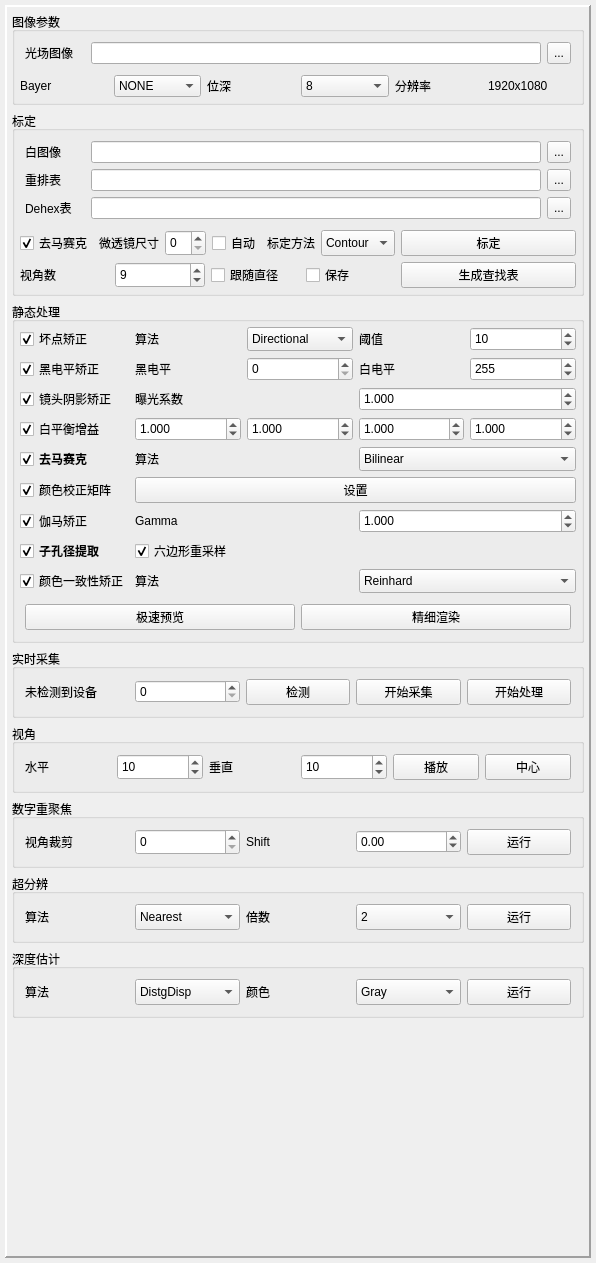
Before: the Qt Designer form ui/widgetcontrol.ui in 632-8nm/LightFieldLab, drawn with Qt 5.
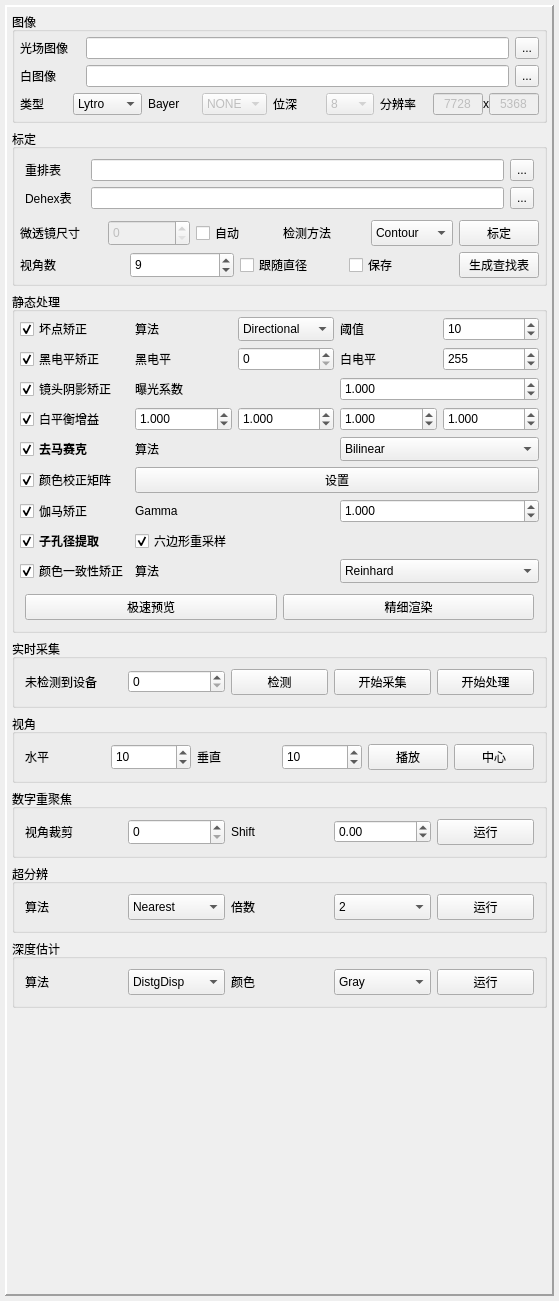
After: the same form once the commit is applied.

Commit message: feat: 新增高级色彩算法，重构ISP流程并修复位深显示 算法增强: 新增 MKL/MVGD 等色彩校正算法 ；修复重聚焦算法的位深截断问题，保持高精度输出 。 架构重构: LFIsp 移除冗余预览状态，统一数据流 ；LFCalibrate 实现提取与重排映射表的分离计算 。 健壮性: LFControl 核心流程（预览/处理/重聚焦）全面增加空值检查与错误日志，防止崩溃 。 UI/显示: 修复高位深（10/12/16-bit）图像的归一化显示问题 ；新增图像类型、Bayer格式及位深的手动配置与自动检测逻辑 。

The edit to the form file:
```diff
--- a/ui/widgetcontrol.ui
+++ b/ui/widgetcontrol.ui
@@ -9,8 +9,8 @@
    <rect>
     <x>0</x>
     <y>0</y>
-    <width>596</width>
-    <height>1263</height>
+    <width>559</width>
+    <height>1301</height>
    </rect>
   </property>
   <property name="sizePolicy">
@@ -80,7 +80,7 @@
          </sizepolicy>
         </property>
         <property name="title">
-         <string>图像参数</string>
+         <string>图像</string>
         </property>
         <layout class="QVBoxLayout" name="verticalLayout_5">
          <property name="leftMargin">
@@ -98,16 +98,16 @@
          <item>
           <layout class="QGridLayout" name="gridLayoutInfo" columnstretch="0,1,0">
            <property name="leftMargin">
-            <number>5</number>
+            <number>0</number>
            </property>
            <property name="topMargin">
-            <number>5</number>
+            <number>0</number>
            </property>
            <property name="rightMargin">
-            <number>5</number>
+            <number>0</number>
            </property>
            <property name="bottomMargin">
-            <number>5</number>
+            <number>0</number>
            </property>
            <item row="0" column="1">
             <widget class="QLineEdit" name="lineEditLFP">
@@ -117,6 +117,34 @@
                <verstretch>0</verstretch>
               </sizepolicy>
              </property>
+             <property name="readOnly">
+              <bool>true</bool>
+             </property>
+            </widget>
+           </item>
+           <item row="1" column="0">
+            <widget class="QLabel" name="labelWhite">
+             <property name="sizePolicy">
+              <sizepolicy hsizetype="Preferred" vsizetype="Minimum">
+               <horstretch>0</horstretch>
+               <verstretch>0</verstretch>
+              </sizepolicy>
+             </property>
+             <property name="minimumSize">
+              <size>
+               <width>60</width>
+               <height>0</height>
+              </size>
+             </property>
+             <property name="maximumSize">
+              <size>
+               <width>16777215</width>
+               <height>16777215</height>
+              </size>
+             </property>
+             <property name="text">
+              <string>白图像</string>
+             </property>
             </widget>
            </item>
            <item row="0" column="0">
@@ -144,6 +172,35 @@
              </property>
             </widget>
            </item>
+           <item row="1" column="2">
+            <widget class="QToolButton" name="toolButtonWhite">
+             <property name="sizePolicy">
+              <sizepolicy hsizetype="Fixed" vsizetype="Minimum">
+               <horstretch>0</horstretch>
+               <verstretch>0</verstretch>
+              </sizepolicy>
+             </property>
+             <property name="text">
+              <string>...</string>
+             </property>
+             <property name="popupMode">
+              <enum>QToolButton::ToolButtonPopupMode::InstantPopup</enum>
+             </property>
+            </widget>
+           </item>
+           <item row="1" column="1">
+            <widget class="QLineEdit" name="lineEditWhite">
+             <property name="sizePolicy">
+              <sizepolicy hsizetype="Minimum" vsizetype="Minimum">
+               <horstretch>0</horstretch>
+               <verstretch>0</verstretch>
+              </sizepolicy>
+             </property>
+             <property name="readOnly">
+              <bool>true</bool>
+             </property>
+            </widget>
+           </item>
            <item row="0" column="2">
             <widget class="QToolButton" name="toolButtonLF">
              <property name="sizePolicy">
@@ -166,7 +223,7 @@
           </layout>
          </item>
          <item>
-          <layout class="QHBoxLayout" name="horizontalLayoutInfo" stretch="0,0,0,0,0,0">
+          <layout class="QHBoxLayout" name="horizontalLayoutInfo" stretch="0,0,0,0,0,0,0,0">
            <property name="leftMargin">
             <number>0</number>
            </property>
@@ -179,6 +236,44 @@
            <property name="bottomMargin">
             <number>0</number>
            </property>
+           <item>
+            <widget class="QLabel" name="labelType">
+             <property name="text">
+              <string>类型</string>
+             </property>
+            </widget>
+           </item>
+           <item>
+            <widget class="QComboBox" name="comboBoxType">
+             <property name="sizePolicy">
+              <sizepolicy hsizetype="Minimum" vsizetype="Minimum">
+               <horstretch>0</horstretch>
+               <verstretch>0</verstretch>
+              </sizepolicy>
+             </property>
+             <property name="minimumSize">
+              <size>
+               <width>0</width>
+               <height>0</height>
+              </size>
+             </property>
+             <item>
+              <property name="text">
+               <string>Lytro</string>
+              </property>
+             </item>
+             <item>
+              <property name="text">
+               <string>Raw</string>
+              </property>
+             </item>
+             <item>
+              <property name="text">
+               <string>Normal</string>
+              </property>
+             </item>
+            </widget>
+           </item>
            <item>
             <widget class="QLabel" name="labelBayer">
              <property name="sizePolicy">
@@ -194,18 +289,30 @@
            </item>
            <item>
             <widget class="QComboBox" name="comboBoxBayer">
+             <property name="enabled">
+              <bool>false</bool>
+             </property>
              <property name="sizePolicy">
               <sizepolicy hsizetype="Minimum" vsizetype="Minimum">
                <horstretch>0</horstretch>
                <verstretch>0</verstretch>
               </sizepolicy>
              </property>
+             <property name="minimumSize">
+              <size>
+               <width>0</width>
+               <height>0</height>
+              </size>
+             </property>
              <property name="maximumSize">
               <size>
                <width>16777215</width>
                <height>16777215</height>
               </size>
              </property>
+             <property name="editable">
+              <bool>false</bool>
+             </property>
              <item>
               <property name="text">
                <string>NONE</string>
@@ -251,12 +358,21 @@
            </item>
            <item>
             <widget class="QComboBox" name="comboBoxBit">
+             <property name="enabled">
+              <bool>false</bool>
+             </property>
              <property name="sizePolicy">
               <sizepolicy hsizetype="Minimum" vsizetype="Minimum">
                <horstretch>0</horstretch>
                <verstretch>0</verstretch>
               </sizepolicy>
              </property>
+             <property name="minimumSize">
+              <size>
+               <width>0</width>
+               <height>0</height>
+              </size>
+             </property>
              <property name="maximumSize">
               <size>
                <width>16777215</width>
@@ -289,17 +405,65 @@
             </widget>
            </item>
            <item>
-            <widget class="QLabel" name="labelResValue">
-             <property name="sizePolicy">
-              <sizepolicy hsizetype="Minimum" vsizetype="Minimum">
-               <horstretch>0</horstretch>
-               <verstretch>0</verstretch>
-              </sizepolicy>
+            <layout class="QHBoxLayout" name="horizontalLayoutRes">
+             <property name="spacing">
+              <number>0</number>
              </property>
-             <property name="text">
-              <string>1920x1080</string>
+             <property name="rightMargin">
+              <number>0</number>
              </property>
-            </widget>
+             <item>
+              <widget class="QLineEdit" name="lineEditWidth">
+               <property name="enabled">
+                <bool>false</bool>
+               </property>
+               <property name="maximumSize">
+                <size>
+                 <width>50</width>
+                 <height>16777215</height>
+                </size>
+               </property>
+               <property name="text">
+                <string>7728</string>
+               </property>
+               <property name="alignment">
+                <set>Qt::AlignmentFlag::AlignCenter</set>
+               </property>
+              </widget>
+             </item>
+             <item>
+              <widget class="QLabel" name="labelX">
+               <property name="sizePolicy">
+                <sizepolicy hsizetype="Fixed" vsizetype="Preferred">
+                 <horstretch>0</horstretch>
+                 <verstretch>0</verstretch>
+                </sizepolicy>
+               </property>
+               <property name="text">
+                <string>x</string>
+               </property>
+              </widget>
+             </item>
+             <item>
+              <widget class="QLineEdit" name="lineEditHeight">
+               <property name="enabled">
+                <bool>false</bool>
+               </property>
+               <property name="maximumSize">
+                <size>
+                 <width>50</width>
+                 <height>16777215</height>
+                </size>
+               </property>
+               <property name="text">
+                <string>5368</string>
+               </property>
+               <property name="alignment">
+                <set>Qt::AlignmentFlag::AlignCenter</set>
+               </property>
+              </widget>
+             </item>
+            </layout>
            </item>
           </layout>
          </item>
@@ -344,48 +508,7 @@
            <property name="bottomMargin">
             <number>5</number>
            </property>
-           <item row="1" column="3">
-            <widget class="QToolButton" name="toolButtonExtract">
-             <property name="sizePolicy">
-              <sizepolicy hsizetype="Fixed" vsizetype="Minimum">
-               <horstretch>0</horstretch>
-               <verstretch>0</verstretch>
-              </sizepolicy>
-             </property>
-             <property name="text">
-              <string>...</string>
-             </property>
-             <property name="popupMode">
-              <enum>QToolButton::ToolButtonPopupMode::InstantPopup</enum>
-             </property>
-            </widget>
-           </item>
-           <item row="2" column="0">
-            <widget class="QLabel" name="labelDehex">
-             <property name="sizePolicy">
-              <sizepolicy hsizetype="Fixed" vsizetype="Minimum">
-               <horstretch>0</horstretch>
-               <verstretch>0</verstretch>
-              </sizepolicy>
-             </property>
-             <property name="minimumSize">
-              <size>
-               <width>50</width>
-               <height>0</height>
-              </size>
-             </property>
-             <property name="maximumSize">
-              <size>
-               <width>60</width>
-               <height>16777215</height>
-              </size>
-             </property>
-             <property name="text">
-              <string>Dehex表</string>
-             </property>
-            </widget>
-           </item>
-           <item row="1" column="0">
+           <item row="0" column="0">
             <widget class="QLabel" name="labelExtract">
              <property name="sizePolicy">
               <sizepolicy hsizetype="Fixed" vsizetype="Minimum">
@@ -410,17 +533,32 @@
              </property>
             </widget>
            </item>
-           <item row="2" column="2">
-            <widget class="QLineEdit" name="lineEditDehex">
+           <item row="1" column="0">
+            <widget class="QLabel" name="labelDehex">
              <property name="sizePolicy">
-              <sizepolicy hsizetype="Minimum" vsizetype="Minimum">
+              <sizepolicy hsizetype="Fixed" vsizetype="Minimum">
                <horstretch>0</horstretch>
                <verstretch>0</verstretch>
               </sizepolicy>
              </property>
+             <property name="minimumSize">
+              <size>
+               <width>50</width>
+               <height>0</height>
+              </size>
+             </property>
+             <property name="maximumSize">
+              <size>
+               <width>60</width>
+               <height>16777215</height>
+              </size>
+             </property>
+             <property name="text">
+              <string>Dehex表</string>
+             </property>
             </widget>
            </item>
-           <item row="2" column="3">
+           <item row="1" column="3">
             <widget class="QToolButton" name="toolButtonDehex">
              <property name="sizePolicy">
               <sizepolicy hsizetype="Fixed" vsizetype="Minimum">
@@ -436,53 +574,8 @@
              </property>
             </widget>
            </item>
-           <item row="1" column="2">
-            <widget class="QLineEdit" name="lineEditExtract">
-             <property name="sizePolicy">
-              <sizepolicy hsizetype="Minimum" vsizetype="Minimum">
-               <horstretch>0</horstretch>
-               <verstretch>0</verstretch>
-              </sizepolicy>
-             </property>
-            </widget>
-           </item>
-           <item row="0" column="0">
-            <widget class="QLabel" name="labelWhite">
-             <property name="sizePolicy">
-              <sizepolicy hsizetype="Preferred" vsizetype="Minimum">
-               <horstretch>0</horstretch>
-               <verstretch>0</verstretch>
-              </sizepolicy>
-             </property>
-             <property name="minimumSize">
-              <size>
-               <width>60</width>
-               <height>0</height>
-              </size>
-             </property>
-             <property name="maximumSize">
-              <size>
-               <width>16777215</width>
-               <height>16777215</height>
-              </size>
-             </property>
-             <property name="text">
-              <string>白图像</string>
-             </property>
-            </widget>
-           </item>
-           <item row="0" column="2">
-            <widget class="QLineEdit" name="lineEditWhite">
-             <property name="sizePolicy">
-              <sizepolicy hsizetype="Minimum" vsizetype="Minimum">
-               <horstretch>0</horstretch>
-               <verstretch>0</verstretch>
-              </sizepolicy>
-             </property>
-            </widget>
-           </item>
            <item row="0" column="3">
-            <widget class="QToolButton" name="toolButtonWhite">
+            <widget class="QToolButton" name="toolButtonExtract">
              <property name="sizePolicy">
               <sizepolicy hsizetype="Fixed" vsizetype="Minimum">
                <horstretch>0</horstretch>
@@ -497,10 +590,36 @@
              </property>
             </widget>
            </item>
+           <item row="1" column="2">
+            <widget class="QLineEdit" name="lineEditDehex">
+             <property name="sizePolicy">
+              <sizepolicy hsizetype="Minimum" vsizetype="Minimum">
+               <horstretch>0</horstretch>
+               <verstretch>0</verstretch>
+              </sizepolicy>
+             </property>
+             <property name="readOnly">
+              <bool>true</bool>
+             </property>
+            </widget>
+           </item>
+           <item row="0" column="2">
+            <widget class="QLineEdit" name="lineEditExtract">
+             <property name="sizePolicy">
+              <sizepolicy hsizetype="Minimum" vsizetype="Minimum">
+               <horstretch>0</horstretch>
+               <verstretch>0</verstretch>
+              </sizepolicy>
+             </property>
+             <property name="readOnly">
+              <bool>true</bool>
+             </property>
+            </widget>
+           </item>
           </layout>
          </item>
          <item>
-          <layout class="QGridLayout" name="gridLayoutCali2">
+          <layout class="QGridLayout" name="gridLayoutCali2" columnstretch="1,0">
            <property name="leftMargin">
             <number>0</number>
            </property>
@@ -530,16 +649,6 @@
              <property name="bottomMargin">
               <number>0</number>
              </property>
-             <item>
-              <widget class="QCheckBox" name="checkBoxCaliDemosaic">
-               <property name="text">
-                <string>去马赛克</string>
-               </property>
-               <property name="checked">
-                <bool>true</bool>
-               </property>
-              </widget>
-             </item>
              <item>
               <widget class="QLabel" name="labelDiameter">
                <property name="text">
@@ -549,6 +658,9 @@
              </item>
              <item>
               <widget class="QSpinBox" name="spinBoxDiameter">
+               <property name="enabled">
+                <bool>false</bool>
+               </property>
                <property name="sizePolicy">
                 <sizepolicy hsizetype="Minimum" vsizetype="Minimum">
                  <horstretch>0</horstretch>
@@ -579,7 +691,7 @@
                 </sizepolicy>
                </property>
                <property name="text">
-                <string>标定方法</string>
+                <string>检测方法</string>
                </property>
               </widget>
              </item>
```
Left out of the diff: 20 changed lines with no effect on the pictures. The commit also changes 21 other files.
